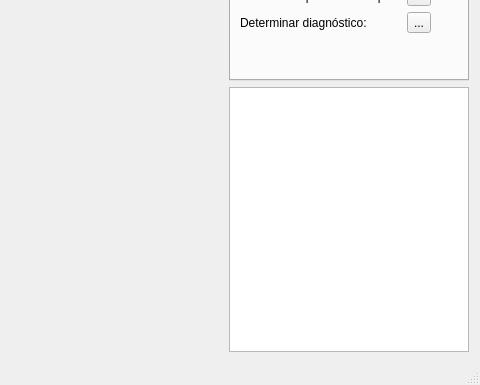
Qt form Src/mainwindow.ui (ilanbluestone/analizador-osteoporosis) before a commit; both pictures show x 320 to 800 and y 215 to 600 of the 800 by 600 pixel window.
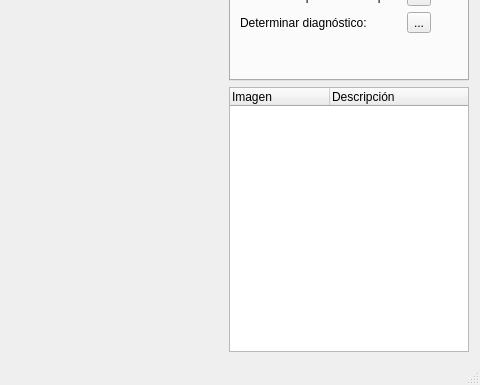
The same form after that commit.

```diff
--- a/Src/mainwindow.ui
+++ b/Src/mainwindow.ui
@@ -232,7 +232,10 @@
           <bool>true</bool>
          </property>
          <attribute name="headerVisible">
-          <bool>false</bool>
+          <bool>true</bool>
+         </attribute>
+         <attribute name="headerVisible">
+          <bool>true</bool>
          </attribute>
          <column>
           <property name="text">
```
Left out of the diff: 2 changed lines with no effect on the pictures.
